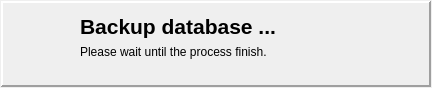
Old version of the form dbbackup/mainwindow.ui in the repository tbikfalvi/Belenus.
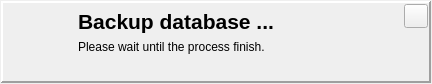
New version of the form. Icons and pictures are not drawn.

```diff
--- a/dbbackup/mainwindow.ui
+++ b/dbbackup/mainwindow.ui
@@ -7,7 +7,7 @@
     <x>0</x>
     <y>0</y>
     <width>432</width>
-    <height>82</height>
+    <height>84</height>
    </rect>
   </property>
   <property name="windowTitle">
@@ -34,6 +34,39 @@
        <number>2</number>
       </property>
       <layout class="QHBoxLayout" name="horizontalLayout">
+       <property name="spacing">
+        <number>10</number>
+       </property>
+       <property name="leftMargin">
+        <number>5</number>
+       </property>
+       <property name="topMargin">
+        <number>1</number>
+       </property>
+       <property name="rightMargin">
+        <number>1</number>
+       </property>
+       <property name="bottomMargin">
+        <number>1</number>
+       </property>
+       <item>
+        <layout class="QVBoxLayout" name="verticalLayout_4">
+         <item>
+          <spacer name="verticalSpacer_4">
+           <property name="orientation">
+            <enum>Qt::Vertical</enum>
+           </property>
+           <property name="sizeType">
+            <enum>QSizePolicy::Fixed</enum>
+           </property>
+           <property name="sizeHint" stdset="0">
+            <size>
+             <width>20</width>
+             <height>5</height>
+            </size>
+           </property>
+          </spacer>
+         </item>
        <item>
         <widget class="QLabel" name="imgLogo">
          <property name="minimumSize">
@@ -60,7 +93,41 @@
         </widget>
        </item>
        <item>
-        <layout class="QVBoxLayout" name="verticalLayout">
+          <spacer name="verticalSpacer_5">
+           <property name="orientation">
+            <enum>Qt::Vertical</enum>
+           </property>
+           <property name="sizeType">
+            <enum>QSizePolicy::Fixed</enum>
+           </property>
+           <property name="sizeHint" stdset="0">
+            <size>
+             <width>20</width>
+             <height>5</height>
+            </size>
+           </property>
+          </spacer>
+         </item>
+        </layout>
+       </item>
+       <item>
+        <layout class="QVBoxLayout" name="verticalLayout_3">
+         <item>
+          <spacer name="verticalSpacer_3">
+           <property name="orientation">
+            <enum>Qt::Vertical</enum>
+           </property>
+           <property name="sizeType">
+            <enum>QSizePolicy::Fixed</enum>
+           </property>
+           <property name="sizeHint" stdset="0">
+            <size>
+             <width>20</width>
+             <height>5</height>
+            </size>
+           </property>
+          </spacer>
+         </item>
          <item>
           <widget class="QLabel" name="lblCaption">
            <property name="font">
@@ -85,6 +152,59 @@
          </item>
          <item>
           <spacer name="verticalSpacer">
+           <property name="orientation">
+            <enum>Qt::Vertical</enum>
+           </property>
+           <property name="sizeHint" stdset="0">
+            <size>
+             <width>48</width>
+             <height>14</height>
+            </size>
+           </property>
+          </spacer>
+         </item>
+        </layout>
+       </item>
+       <item>
+        <spacer name="horizontalSpacer">
+         <property name="orientation">
+          <enum>Qt::Horizontal</enum>
+         </property>
+         <property name="sizeHint" stdset="0">
+          <size>
+           <width>40</width>
+           <height>20</height>
+          </size>
+         </property>
+        </spacer>
+       </item>
+       <item>
+        <layout class="QVBoxLayout" name="verticalLayout">
+         <item>
+          <widget class="QPushButton" name="pbExit">
+           <property name="minimumSize">
+            <size>
+             <width>24</width>
+             <height>24</height>
+            </size>
+           </property>
+           <property name="maximumSize">
+            <size>
+             <width>24</width>
+             <height>24</height>
+            </size>
+           </property>
+           <property name="text">
+            <string/>
+           </property>
+           <property name="icon">
+            <iconset resource="dbbackup.qrc">
+             <normaloff>:/exit.png</normaloff>:/exit.png</iconset>
+           </property>
+          </widget>
+         </item>
+         <item>
+          <spacer name="verticalSpacer_2">
            <property name="orientation">
             <enum>Qt::Vertical</enum>
            </property>
```
Lines whose indentation alone changed are shown as unchanged.
